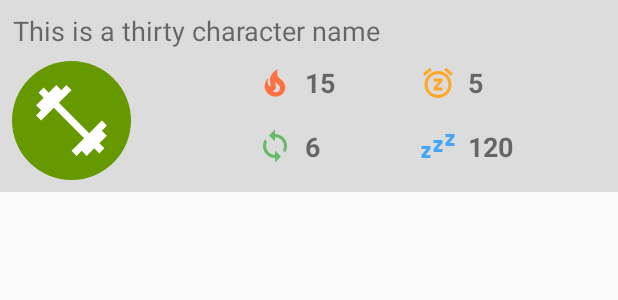
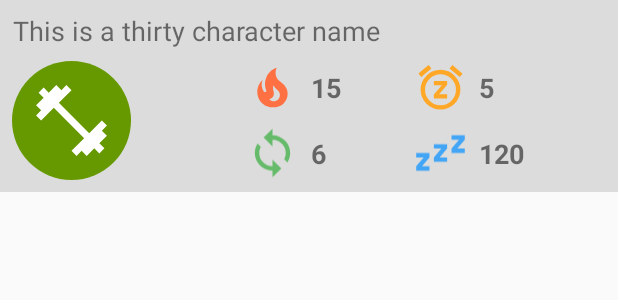
Before and after one commit to AlexNewton1/HIIT-Ultimate, an Android app: the layout list_item_workout_set.xml on its own in the app's theme, with its tools: preview values and no code run, on a phone screen of 412 x 824 dp. Shown: the top 300 px of the screen. Run offline under Robolectric (Android 15) with nearby library versions, the phone set to English and light mode, and no system bars.

Commit message:
Increased icon size for workout set summary when creating a workout

```diff
--- a/app/src/main/res/layout/list_item_workout_set.xml
+++ b/app/src/main/res/layout/list_item_workout_set.xml
@@ -32,10 +32,12 @@
 
     <ImageView
         android:id="@+id/workTimeIcon"
-        android:layout_width="wrap_content"
-        android:layout_height="wrap_content"
+        android:layout_width="0dp"
+        android:layout_height="0dp"
+        android:layout_marginTop="8dp"
         android:src="@drawable/icon_fire"
         app:layout_constraintBottom_toTopOf="@+id/numRepsIcon"
+        app:layout_constraintDimensionRatio="W,1:1"
         app:layout_constraintEnd_toStartOf="@+id/restTimeIcon"
         app:layout_constraintHorizontal_bias="0.5"
         app:layout_constraintStart_toEndOf="@+id/exerciseTypeIcon"
@@ -57,11 +59,13 @@
 
     <ImageView
         android:id="@+id/restTimeIcon"
-        android:layout_width="wrap_content"
-        android:layout_height="wrap_content"
+        android:layout_width="0dp"
+        android:layout_height="0dp"
+        android:layout_marginTop="8dp"
         android:layout_marginEnd="16dp"
         android:src="@drawable/icon_rest"
         app:layout_constraintBottom_toTopOf="@+id/recoverTimeIconIcon"
+        app:layout_constraintDimensionRatio="W,1:1"
         app:layout_constraintEnd_toEndOf="parent"
         app:layout_constraintHorizontal_bias="0.5"
         app:layout_constraintStart_toEndOf="@+id/workTimeIcon"
@@ -84,15 +88,15 @@
 
     <ImageView
         android:id="@+id/numRepsIcon"
-        android:layout_width="wrap_content"
-        android:layout_height="wrap_content"
+        android:layout_width="0dp"
+        android:layout_height="0dp"
         android:layout_marginTop="8dp"
         android:foregroundGravity="left"
         android:src="@drawable/icon_repeat"
-        app:layout_constraintBottom_toBottomOf="parent"
-        app:layout_constraintEnd_toStartOf="@+id/recoverTimeIconIcon"
+        app:layout_constraintBottom_toBottomOf="@+id/exerciseTypeIcon"
+        app:layout_constraintEnd_toEndOf="@+id/workTimeIcon"
         app:layout_constraintHorizontal_bias="0.5"
-        app:layout_constraintStart_toEndOf="@+id/exerciseTypeIcon"
+        app:layout_constraintStart_toStartOf="@+id/workTimeIcon"
         app:layout_constraintTop_toBottomOf="@+id/workTimeIcon" />
 
     <TextView
@@ -111,15 +115,14 @@
 
     <ImageView
         android:id="@+id/recoverTimeIconIcon"
-        android:layout_width="wrap_content"
-        android:layout_height="wrap_content"
+        android:layout_width="0dp"
+        android:layout_height="0dp"
         android:layout_marginTop="8dp"
-        android:layout_marginEnd="16dp"
         android:src="@drawable/icon_recover"
-        app:layout_constraintBottom_toBottomOf="parent"
-        app:layout_constraintEnd_toEndOf="parent"
+        app:layout_constraintBottom_toBottomOf="@+id/exerciseTypeIcon"
+        app:layout_constraintEnd_toEndOf="@+id/restTimeIcon"
         app:layout_constraintHorizontal_bias="0.5"
-        app:layout_constraintStart_toEndOf="@+id/numRepsIcon"
+        app:layout_constraintStart_toStartOf="@+id/restTimeIcon"
         app:layout_constraintTop_toBottomOf="@+id/restTimeIcon"
         tools:srcCompat="@drawable/icon_recover" />
 
```
